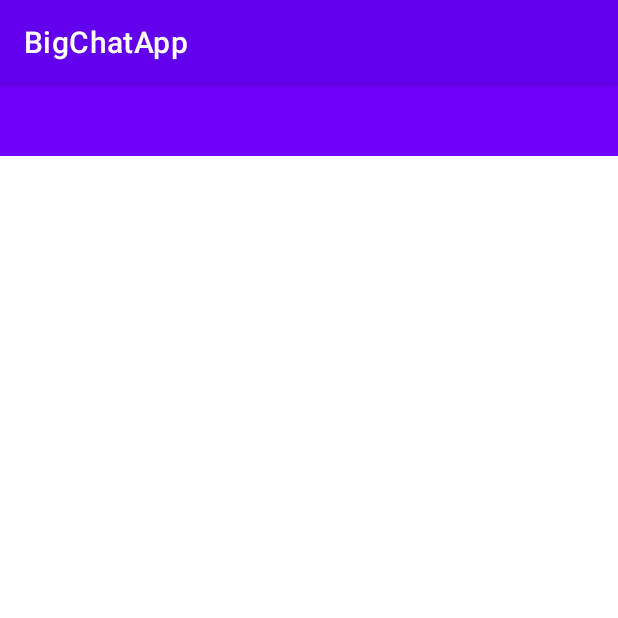
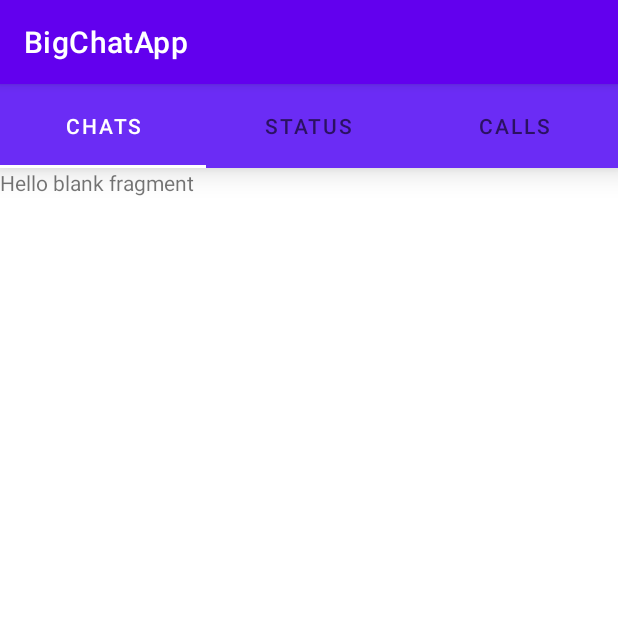
Before and after one commit to alizahid1996/BigChatApp, an Android app: the DashboardActivity screen opened directly, with no data from a screen before it, on a phone screen of 412 x 824 dp, the top half of it. Run offline under Robolectric (Android 15) with nearby library versions, the phone set to English and light mode, and no system bars; Roboto replaces fonts that are not available here.

Commit message:
commit 2 Zia

```diff
--- a/app/build.gradle
+++ b/app/build.gradle
@@ -36,6 +36,7 @@ dependencies {
     implementation 'androidx.appcompat:appcompat:1.2.0'
     implementation 'com.google.android.material:material:1.3.0'
     implementation 'androidx.constraintlayout:constraintlayout:2.0.4'
+    implementation 'androidx.legacy:legacy-support-v4:1.0.0'
     testImplementation 'junit:junit:4.+'
     androidTestImplementation 'androidx.test.ext:junit:1.1.2'
     androidTestImplementation 'androidx.test.espresso:espresso-core:3.3.0'
--- /dev/null
+++ b/app/src/main/java/com/example/bigchatapp/Adapters/FragmentAdapter.java
@@ -0,0 +1,53 @@
+package com.example.bigchatapp.Adapters;
+
+import com.example.bigchatapp.Dashboard.ui.CallFragment;
+import com.example.bigchatapp.Dashboard.ui.ChatFragment;
+import com.example.bigchatapp.Dashboard.ui.StatusFragment;
+
+import androidx.annotation.NonNull;
+import androidx.annotation.Nullable;
+import androidx.fragment.app.Fragment;
+import androidx.fragment.app.FragmentManager;
+import androidx.fragment.app.FragmentPagerAdapter;
+
+public class FragmentAdapter extends FragmentPagerAdapter {
+    public FragmentAdapter(@NonNull FragmentManager fm) {
+        super(fm);
+    }
+
+
+    @NonNull
+    @Override
+    public Fragment getItem(int position) {
+
+        switch (position){
+            case 0: return new ChatFragment();
+            case 1: return new StatusFragment();
+            case 2: return new CallFragment();
+            default: return new ChatFragment();
+        }
+    }
+
+    @Override
+    public int getCount() {
+        return 3;
+    }
+
+
+    @Nullable
+    @Override
+    public CharSequence getPageTitle(int position){
+
+        String title = null;
+        if (position==0){
+            title = "Chats";
+        }
+        if (position==1){
+            title = "Status";
+        }
+        if (position==2){
+            title = "Calls";
+        }
+        return title;
+    }
+}
--- a/app/src/main/java/com/example/bigchatapp/Dashboard/DashboardActivity.java
+++ b/app/src/main/java/com/example/bigchatapp/Dashboard/DashboardActivity.java
@@ -1,16 +1,27 @@
 package com.example.bigchatapp.Dashboard;
 
+import androidx.annotation.NonNull;
 import androidx.appcompat.app.AppCompatActivity;
+import androidx.fragment.app.Fragment;
+import androidx.fragment.app.FragmentPagerAdapter;
 
 import android.os.Bundle;
 
+import com.example.bigchatapp.Adapters.FragmentAdapter;
 import com.example.bigchatapp.R;
+import com.example.bigchatapp.databinding.ActivityDashboardBinding;
 
 public class DashboardActivity extends AppCompatActivity {
+
+    ActivityDashboardBinding binding;
 
     @Override
     protected void onCreate(Bundle savedInstanceState) {
         super.onCreate(savedInstanceState);
-        setContentView(R.layout.activity_dashboard);
+        binding = ActivityDashboardBinding.inflate(getLayoutInflater());
+        setContentView(binding.getRoot());
+
+        binding.viewPager.setAdapter(new FragmentAdapter(getSupportFragmentManager()));
+        binding.tabLayout.setupWithViewPager(binding.viewPager);
     }
 }
--- /dev/null
+++ b/app/src/main/java/com/example/bigchatapp/Dashboard/ui/ChatFragment.java
@@ -0,0 +1,66 @@
+package com.example.bigchatapp.Dashboard.ui;
+
+import android.os.Bundle;
+
+import androidx.fragment.app.Fragment;
+
+import android.view.LayoutInflater;
+import android.view.View;
+import android.view.ViewGroup;
+
+import com.example.bigchatapp.R;
+
+/**
+ * A simple {@link Fragment} subclass.
+ * Use the {@link ChatFragment#newInstance} factory method to
+ * create an instance of this fragment.
+ */
+public class ChatFragment extends Fragment {
+
+    // TODO: Rename parameter arguments, choose names that match
+    // the fragment initialization parameters, e.g. ARG_ITEM_NUMBER
+    private static final String ARG_PARAM1 = "param1";
+    private static final String ARG_PARAM2 = "param2";
+
+    // TODO: Rename and change types of parameters
+    private String mParam1;
+    private String mParam2;
+
+    public ChatFragment() {
+        // Required empty public constructor
+    }
+
+    /**
+     * Use this factory method to create a new instance of
+     * this fragment using the provided parameters.
+     *
+     * @param param1 Parameter 1.
+     * @param param2 Parameter 2.
+     * @return A new instance of fragment ChatFragment.
+     */
+    // TODO: Rename and change types and number of parameters
+    public static ChatFragment newInstance(String param1, String param2) {
+        ChatFragment fragment = new ChatFragment();
+        Bundle args = new Bundle();
+        args.putString(ARG_PARAM1, param1);
+        args.putString(ARG_PARAM2, param2);
+        fragment.setArguments(args);
+        return fragment;
+    }
+
+    @Override
+    public void onCreate(Bundle savedInstanceState) {
+        super.onCreate(savedInstanceState);
+        if (getArguments() != null) {
+            mParam1 = getArguments().getString(ARG_PARAM1);
+            mParam2 = getArguments().getString(ARG_PARAM2);
+        }
+    }
+
+    @Override
+    public View onCreateView(LayoutInflater inflater, ViewGroup container,
+                             Bundle savedInstanceState) {
+        // Inflate the layout for this fragment
+        return inflater.inflate(R.layout.fragment_chat, container, false);
+    }
+}
--- /dev/null
+++ b/app/src/main/java/com/example/bigchatapp/Dashboard/ui/StatusFragment.java
@@ -0,0 +1,66 @@
+package com.example.bigchatapp.Dashboard.ui;
+
+import android.os.Bundle;
+
+import androidx.fragment.app.Fragment;
+
+import android.view.LayoutInflater;
+import android.view.View;
+import android.view.ViewGroup;
+
+import com.example.bigchatapp.R;
+
+/**
+ * A simple {@link Fragment} subclass.
+ * Use the {@link StatusFragment#newInstance} factory method to
+ * create an instance of this fragment.
+ */
+public class StatusFragment extends Fragment {
+
+    // TODO: Rename parameter arguments, choose names that match
+    // the fragment initialization parameters, e.g. ARG_ITEM_NUMBER
+    private static final String ARG_PARAM1 = "param1";
+    private static final String ARG_PARAM2 = "param2";
+
+    // TODO: Rename and change types of parameters
+    private String mParam1;
+    private String mParam2;
+
+    public StatusFragment() {
+        // Required empty public constructor
+    }
+
+    /**
+     * Use this factory method to create a new instance of
+     * this fragment using the provided parameters.
+     *
+     * @param param1 Parameter 1.
+     * @param param2 Parameter 2.
+     * @return A new instance of fragment StatusFragment.
+     */
+    // TODO: Rename and change types and number of parameters
+    public static StatusFragment newInstance(String param1, String param2) {
+        StatusFragment fragment = new StatusFragment();
+        Bundle args = new Bundle();
+        args.putString(ARG_PARAM1, param1);
+        args.putString(ARG_PARAM2, param2);
+        fragment.setArguments(args);
+        return fragment;
+    }
+
+    @Override
+    public void onCreate(Bundle savedInstanceState) {
+        super.onCreate(savedInstanceState);
+        if (getArguments() != null) {
+            mParam1 = getArguments().getString(ARG_PARAM1);
+            mParam2 = getArguments().getString(ARG_PARAM2);
+        }
+    }
+
+    @Override
+    public View onCreateView(LayoutInflater inflater, ViewGroup container,
+                             Bundle savedInstanceState) {
+        // Inflate the layout for this fragment
+        return inflater.inflate(R.layout.fragment_status, container, false);
+    }
+}
--- a/app/src/main/res/layout/activity_dashboard.xml
+++ b/app/src/main/res/layout/activity_dashboard.xml
@@ -9,12 +9,19 @@
 
 
     <com.google.android.material.tabs.TabLayout
+        android:id="@+id/tabLayout"
         android:layout_width="match_parent"
-        android:layout_height="wrap_content"
-        android:background="#7100FB">
+        android:layout_height="56dp"
+        android:background="@color/colorDarkPurple"
+        android:elevation="12dp"
+        app:tabIndicatorColor="@color/white"
+        app:tabSelectedTextColor="@color/white"
+        app:tabMaxWidth="0dp"
+        app:tabGravity="fill">
 
     </com.google.android.material.tabs.TabLayout>
 <androidx.viewpager.widget.ViewPager
+    android:id="@+id/viewPager"
     android:layout_width="match_parent"
     android:layout_height="match_parent"/>
 
--- /dev/null
+++ b/app/src/main/res/layout/fragment_chat.xml
@@ -0,0 +1,14 @@
+<?xml version="1.0" encoding="utf-8"?>
+<FrameLayout xmlns:android="http://schemas.android.com/apk/res/android"
+    xmlns:tools="http://schemas.android.com/tools"
+    android:layout_width="match_parent"
+    android:layout_height="match_parent"
+    tools:context=".Dashboard.ui.ChatFragment">
+
+    <!-- TODO: Update blank fragment layout -->
+    <TextView
+        android:layout_width="match_parent"
+        android:layout_height="match_parent"
+        android:text="@string/hello_blank_fragment" />
+
+</FrameLayout>
--- a/app/src/main/res/values/strings.xml
+++ b/app/src/main/res/values/strings.xml
@@ -1,3 +1,5 @@
 <resources>
     <string name="app_name">BigChatApp</string>
+    <!-- TODO: Remove or change this placeholder text -->
+    <string name="hello_blank_fragment">Hello blank fragment</string>
 </resources>
```
Also changed, not shown: app/src/main/java/com/example/bigchatapp/Dashboard/ui/CallFragment.java (added, +66 -0 lines), app/src/main/res/layout/fragment_call.xml (added, +14 -0 lines), app/src/main/res/layout/fragment_status.xml (added, +14 -0 lines).
